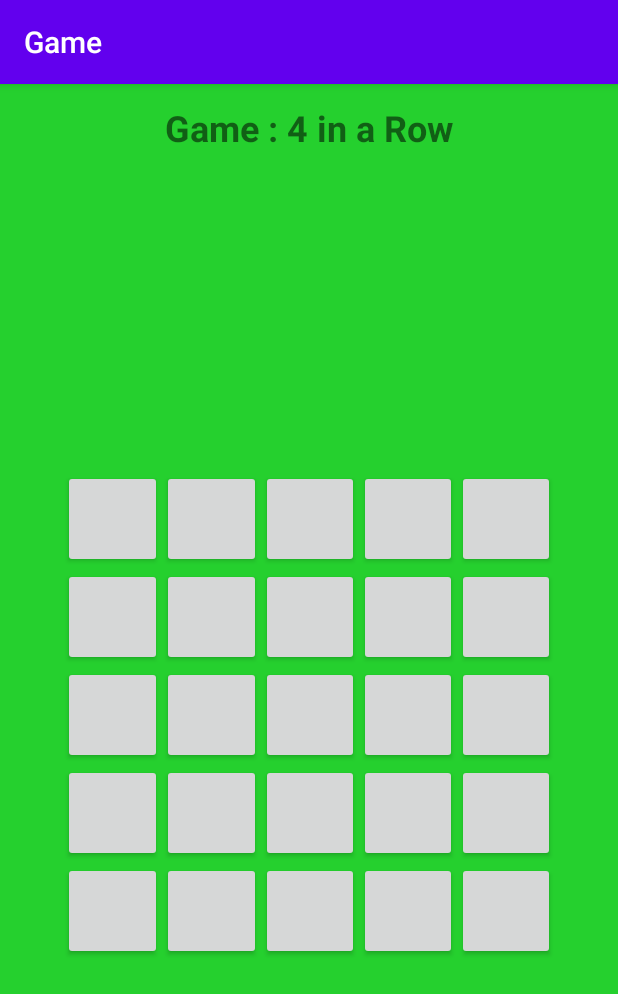
After one commit to erfan-git/Game, an Android app: the fragment RowFragment shown on its own in the app's theme, on a phone screen of 412 x 824 dp. The commit adds this screen. Shown: the top 994 px of the screen. Run offline under Robolectric (Android 15) with nearby library versions, the phone set to English and light mode, and no system bars.

Commit message:
create views for feragments add fragments to activity

```diff
--- a/app/build.gradle
+++ b/app/build.gradle
@@ -26,6 +26,7 @@ dependencies {
     implementation fileTree(dir: "libs", include: ["*.jar"])
     implementation 'androidx.appcompat:appcompat:1.1.0'
     implementation 'androidx.constraintlayout:constraintlayout:1.1.3'
+    implementation 'androidx.legacy:legacy-support-v4:1.0.0'
     testImplementation 'junit:junit:4.12'
     androidTestImplementation 'androidx.test.ext:junit:1.1.1'
     androidTestImplementation 'androidx.test.espresso:espresso-core:3.2.0'
--- /dev/null
+++ b/app/src/main/java/com/example/game/controller/fragments/RowFragment.java
@@ -0,0 +1,32 @@
+package com.example.game.controller.fragments;
+
+import android.os.Bundle;
+
+import androidx.fragment.app.Fragment;
+
+import android.view.LayoutInflater;
+import android.view.View;
+import android.view.ViewGroup;
+
+import com.example.game.R;
+
+public class RowFragment extends Fragment {
+
+    public RowFragment() {
+        // Required empty public constructor
+    }
+
+
+    @Override
+    public void onCreate(Bundle savedInstanceState) {
+        super.onCreate(savedInstanceState);
+
+    }
+
+    @Override
+    public View onCreateView(LayoutInflater inflater, ViewGroup container,
+                             Bundle savedInstanceState) {
+        // Inflate the layout for this fragment
+        return inflater.inflate(R.layout.fragment_row, container, false);
+    }
+}
--- /dev/null
+++ b/app/src/main/res/layout/fragment_row.xml
@@ -0,0 +1,235 @@
+<?xml version="1.0" encoding="utf-8"?>
+<FrameLayout xmlns:android="http://schemas.android.com/apk/res/android"
+    xmlns:app="http://schemas.android.com/apk/res-auto"
+    xmlns:tools="http://schemas.android.com/tools"
+    android:id="@+id/fragment_tic_layout"
+    android:layout_width="match_parent"
+    android:layout_height="match_parent"
+    android:background="#DD05CA0F"
+    tools:context=".controller.fragments.TicTocToeFragment"
+    tools:ignore="MissingDefaultResource">
+
+    <TextView
+        android:id="@+id/textView"
+        android:layout_width="253dp"
+        android:layout_height="58dp"
+        android:layout_gravity="center|top"
+        android:gravity="center"
+        android:text="Game : 4 in a Row"
+        android:textSize="24sp"
+        android:textStyle="bold" />
+
+    <LinearLayout
+        android:layout_width="328dp"
+        android:layout_height="405dp"
+        android:layout_gravity="center"
+        android:gravity="center"
+        android:orientation="vertical">
+
+        <TextView
+            android:id="@+id/textView2"
+            android:layout_width="128dp"
+            android:layout_height="73dp"
+            android:gravity="center"
+            android:textAllCaps="true"
+            android:textColor="#E60808"
+            android:textSize="24sp"
+            android:textStyle="bold"
+            tools:text="turn : RED" />
+
+        <LinearLayout
+            android:layout_width="match_parent"
+            android:layout_height="65dp"
+            android:orientation="horizontal">
+
+            <Button
+                android:id="@+id/button18"
+                android:layout_width="match_parent"
+                android:layout_height="match_parent"
+                android:layout_weight="1" />
+
+            <Button
+                android:id="@+id/button17"
+                android:layout_width="match_parent"
+                android:layout_height="match_parent"
+                android:layout_weight="1" />
+
+            <Button
+                android:id="@+id/button15"
+                android:layout_width="match_parent"
+                android:layout_height="match_parent"
+                android:layout_weight="1" />
+
+            <Button
+                android:id="@+id/button14"
+                android:layout_width="match_parent"
+                android:layout_height="match_parent"
+                android:layout_weight="1" />
+
+            <Button
+                android:id="@+id/button16"
+                android:layout_width="match_parent"
+                android:layout_height="match_parent"
+                android:layout_weight="1" />
+        </LinearLayout>
+
+        <LinearLayout
+            android:layout_width="match_parent"
+            android:layout_height="65dp"
+            android:orientation="horizontal">
+
+            <Button
+                android:id="@+id/button22"
+                android:layout_width="match_parent"
+                android:layout_height="match_parent"
+                android:layout_weight="1" />
+
+            <Button
+                android:id="@+id/button23"
+                android:layout_width="match_parent"
+                android:layout_height="match_parent"
+                android:layout_weight="1" />
+
+            <Button
+                android:id="@+id/button20"
+                android:layout_width="match_parent"
+                android:layout_height="match_parent"
+                android:layout_weight="1" />
+
+            <Button
+                android:id="@+id/button21"
+                android:layout_width="match_parent"
+                android:layout_height="match_parent"
+                android:layout_weight="1" />
+
+            <Button
+                android:id="@+id/button19"
+                android:layout_width="match_parent"
+                android:layout_height="match_parent"
+                android:layout_weight="1" />
+        </LinearLayout>
+
+        <LinearLayout
+            android:layout_width="match_parent"
+            android:layout_height="65dp"
+            android:gravity="center"
+            android:orientation="horizontal">
+
+            <Button
+                android:id="@+id/button11"
+                android:layout_width="match_parent"
+                android:layout_height="match_parent"
+                android:layout_weight="1" />
+
+            <Button
+                android:id="@+id/button10"
+                android:layout_width="match_parent"
+                android:layout_height="match_parent"
+                android:layout_weight="1"
+                android:textSize="8sp" />
+
+            <Button
+                android:id="@+id/button6"
+                android:layout_width="match_parent"
+                android:layout_height="match_parent"
+                android:layout_weight="1"
+                android:textSize="8sp" />
+
+            <Button
+                android:id="@+id/button5"
+                android:layout_width="match_parent"
+                android:layout_height="match_parent"
+                android:layout_weight="1"
+                android:textSize="8sp" />
+
+            <Button
+                android:id="@+id/button4"
+                android:layout_width="match_parent"
+                android:layout_height="match_parent"
+                android:layout_weight="1"
+                android:textSize="8sp" />
+        </LinearLayout>
+
+        <LinearLayout
+            android:layout_width="wrap_content"
+            android:layout_height="65dp"
+            android:orientation="horizontal">
+
+            <Button
+                android:id="@+id/button13"
+                android:layout_width="match_parent"
+                android:layout_height="match_parent"
+                android:layout_weight="1" />
+
+            <Button
+                android:id="@+id/button12"
+                android:layout_width="match_parent"
+                android:layout_height="match_parent"
+                android:layout_weight="1" />
+
+            <Button
+                android:id="@+id/button3"
+                android:layout_width="match_parent"
+                android:layout_height="match_parent"
+                android:layout_weight="1"
+                android:textSize="8sp" />
+
+            <Button
+                android:id="@+id/button"
+                android:layout_width="match_parent"
+                android:layout_height="match_parent"
+                android:layout_weight="1"
+                android:textSize="8sp" />
+
+            <Button
+                android:id="@+id/button2"
+                android:layout_width="65dp"
+                android:layout_height="match_parent"
+                android:textSize="8sp"
+                android:typeface="normal" />
+
+        </LinearLayout>
+
+        <LinearLayout
+            android:layout_width="match_parent"
+            android:layout_height="65dp"
+            android:gravity="center"
+            android:orientation="horizontal">
+
+            <Button
+                android:id="@+id/button7"
+                android:layout_width="match_parent"
+                android:layout_height="match_parent"
+                android:layout_weight="1"
+                android:textSize="8sp" />
+
+            <Button
+                android:id="@+id/button25"
+                android:layout_width="match_parent"
+                android:layout_height="match_parent"
+                android:layout_weight="1" />
+
+            <Button
+                android:id="@+id/button24"
+                android:layout_width="match_parent"
+                android:layout_height="match_parent"
+                android:layout_weight="1" />
+
+            <Button
+                android:id="@+id/button8"
+                android:layout_width="match_parent"
+                android:layout_height="match_parent"
+                android:layout_weight="1"
+                android:textSize="8sp" />
+
+            <Button
+                android:id="@+id/button9"
+                android:layout_width="match_parent"
+                android:layout_height="match_parent"
+                android:layout_weight="1"
+                android:textSize="8sp" />
+        </LinearLayout>
+
+    </LinearLayout>
+
+</FrameLayout>
--- a/app/src/main/res/values/strings.xml
+++ b/app/src/main/res/values/strings.xml
@@ -1,3 +1,7 @@
 <resources>
     <string name="app_name">Game</string>
+    <!-- TODO: Remove or change this placeholder text -->
+    <string name="hello_blank_fragment">Hello blank fragment</string>
+    <string name="tic_tac_toe">Tic Tac Toe</string>
+    <string name="_4_in_a_row">4 in a Row</string>
 </resources>
```
Also changed, not shown: app/src/main/AndroidManifest.xml (+7 -0 lines), app/src/main/java/com/example/game/controller/activities/MainActivity.java (+53 -0 lines), app/src/main/java/com/example/game/controller/fragments/TicTocToeFragment.java (added, +34 -0 lines), app/src/main/res/layout/activity_main.xml (+32 -9 lines), app/src/main/res/layout/fragment_ticTocToe.xml (added, +143 -0 lines).
